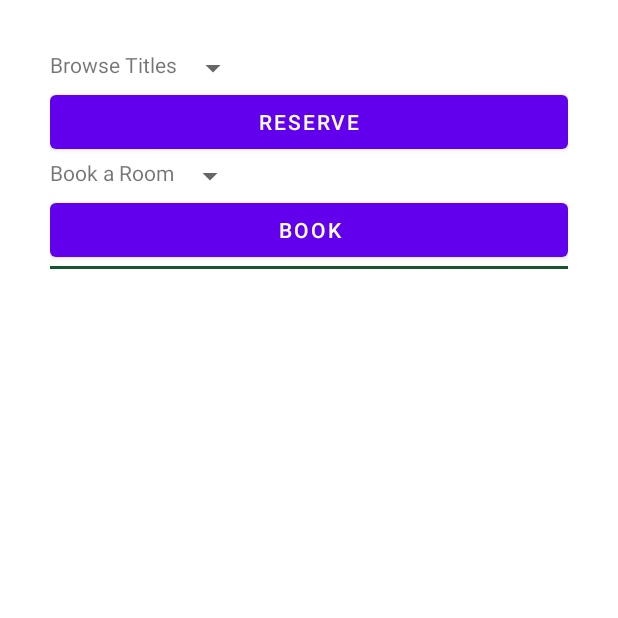
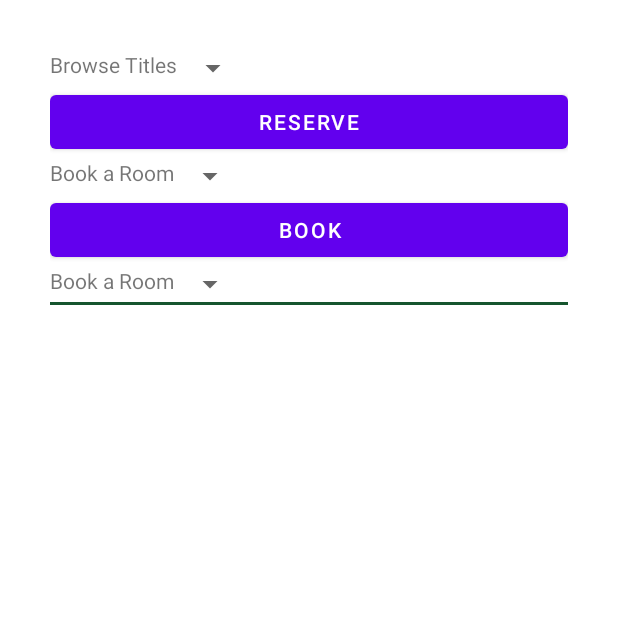
Before and after one commit to McGill-ECSE321-Fall2021/project-group-03, an Android app: the Home screen opened directly, with no data from a screen before it, on a phone screen of 412 x 824 dp, the top half of it. Run offline under Robolectric (Android 15) with nearby library versions, the light colour scheme and no system bars; our stand-ins replace navigation-ui; libraries missing offline, so code that uses them is left out: com.loopj.android, cz.msebera.android; 4 statements that could not run were skipped.

Commit message:
home page added

```diff
--- a/LibraryManagement-Android/app/src/main/java/ca/mcgill/ecse321/librarymanagement/Home.java
+++ b/LibraryManagement-Android/app/src/main/java/ca/mcgill/ecse321/librarymanagement/Home.java
@@ -31,7 +31,13 @@ public class Home extends AppCompatActivity {
     private String error = null;
     // APPEND NEW CONTENT STARTING FROM HERE
     private List<String> titles = new ArrayList<>();
+    private List<String> rooms = new ArrayList<>();
+
     private ArrayAdapter<String> titleAdapter;
+    private ArrayAdapter<String> roomAdapter;
+
+    private String userId;
+
 
     private void refreshErrorMessage(){
         // set the error message
@@ -61,6 +67,31 @@ public class Home extends AppCompatActivity {
         Spinner titlesSpinner = (Spinner) findViewById(R.id.titles_spinner);
         titleAdapter = new ArrayAdapter<String>(this, android.R.layout.simple_spinner_dropdown_item, titles);
         titlesSpinner.setAdapter(titleAdapter);
+
+        // create library opening hours every single day
+//        for (int day = 7 ; day < 29 ; day++) {
+//            RequestParams paramsLibOpeningHour = new RequestParams();
+//            String startHour = "8";
+//            paramsLibOpeningHour.put("startMin", 0);
+//            paramsLibOpeningHour.put("endMin", 0);
+//            paramsLibOpeningHour.put("endHour", 17);
+//            paramsLibOpeningHour.put("year", 2021);
+//            paramsLibOpeningHour.put("month", 12);
+//            paramsLibOpeningHour.put("day", day);
+//            HttpUtils.post("libraryTimeslots/create/" + startHour, paramsLibOpeningHour, new JsonHttpResponseHandler() {
+//                @Override
+//                public void onSuccess(int statusCode, Header[] headers, JSONArray response) {
+//                    super.onSuccess(statusCode, headers, response);
+//
+//                }
+//
+//                @Override
+//                public void onFailure(int statusCode, Header[] headers, String responseString, Throwable throwable) {
+//                    super.onFailure(statusCode, headers, responseString, throwable);
+//
+//                }
+//            });
+//        }
 
         // reserve button
         Button reserveBtn = (Button) findViewById(R.id.reserve_button);
@@ -116,6 +147,160 @@ public class Home extends AppCompatActivity {
                     }
 
                 });
+
+        // load in the rooms from the database
+        Spinner roomsSpinner = (Spinner) findViewById(R.id.rooms_spinner);
+        roomAdapter = new ArrayAdapter<String>(this, android.R.layout.simple_spinner_dropdown_item, rooms);
+        roomsSpinner.setAdapter(roomAdapter);
+        String urlGetRooms = "rooms/get";
+        RequestParams paramsRoom = new RequestParams();
+
+        HttpUtils.get(urlGetRooms, paramsRoom, new JsonHttpResponseHandler(){
+            @Override
+            public void onSuccess(int statusCode, Header[] headers, JSONArray responseBody) {
+                // load in the titles from the database into the spinner
+                for (int i = 0 ; i < responseBody.length() ; i++){
+                    try {
+                        String roomType = responseBody.getJSONObject(i).getString("roomType");
+                        String roomId = responseBody.getJSONObject(i).getString("roomId");
+                        String capacity = responseBody.getJSONObject(i).getString("capacity");
+
+                        roomAdapter.add("Type: " + roomType + ", Capacity: " + capacity + ", Id: " + roomId);
+
+                    } catch (JSONException e) {
+                        e.printStackTrace();
+                    }
+                }
+            }
+
+            @Override
+            public void onFailure(int statusCode, Header[] headers, String responseString, Throwable throwable) {
+                super.onFailure(statusCode, headers, responseString, throwable);
+            }
+        });
+
+
+
+        // get book room button
+        Button bookRoomBtn = (Button) findViewById(R.id.book_room_button);
+
+        bookRoomBtn.setOnClickListener(
+            new View.OnClickListener() {
+                public void onClick(View view) {
+                    // book a room
+
+                    // get name of the room we want to book
+                    String roomInfo = roomsSpinner.getSelectedItem().toString();
+
+                    // parse room info
+                    String[] infoParsed = roomInfo.split(",");
+                    String roomId = infoParsed[2].split(":")[1].replaceAll(" ","");
+
+
+                    String urlBookRoom = "roomReservations/create/" + roomId;
+                    RequestParams paramsBookRoom = new RequestParams();
+
+                    // get userid
+                    HttpUtils.get("clients/get", new RequestParams(), new JsonHttpResponseHandler(){
+                        @Override
+                        public void onSuccess(int statusCode, Header[] headers, JSONArray response) {
+                            super.onSuccess(statusCode, headers, response);
+                            for (int i = 0 ; i < response.length() ; i++){
+                                try {
+                                    String username = response.getJSONObject(i).getString("username");
+                                    String ID = response.getJSONObject(i).getString("userId");
+
+                                    if (username.equals(Login.USERNAME)){
+                                        userId = ID;
+                                        break;
+                                    }
+
+                                } catch (JSONException e) {
+                                    e.printStackTrace();
+                                }
+                            }
+                        }
+
+                        @Override
+                        public void onFailure(int statusCode, Header[] headers, String responseString, Throwable throwable) {
+                            super.onFailure(statusCode, headers, responseString, throwable);
+                        }
+                    });
+
+                    final String[] day = new String[1];
+                    final String[] month = new String[1];
+                    final String[] year = new String[1];
+                    final String[] startMin = new String[1];
+                    final String[] startHour = new String[1];
+                    final String[] endHour = new String[1];
+                    final String[] endMin = new String[1];
+
+                    // get next available timeslot
+                    HttpUtils.get("roomReservations/get/" + roomId, new RequestParams(), new JsonHttpResponseHandler(){
+                        @Override
+                        public void onSuccess(int statusCode, Header[] headers, JSONArray response) {
+                            super.onSuccess(statusCode, headers, response);
+                            // retrieve next available timeslot information
+                            try {
+
+                                for (int i = 0 ; i < response.length() ; i++) {
+
+                                    String username = response.getJSONObject(0).getString("username");
+                                    if (username.equals("null")) {
+
+                                        // if the timeslot  is available
+                                        day[0] = response.getJSONObject(i).getString("day");
+                                        month[0] = response.getJSONObject(i).getString("month");
+                                        year[0] = response.getJSONObject(i).getString("year");
+                                        startMin[0] = response.getJSONObject(i).getString("startMin");
+                                        startHour[0] = response.getJSONObject(i).getString("startHour");
+                                        endHour[0] = response.getJSONObject(i).getString("endHour");
+                                        endMin[0] = response.getJSONObject(i).getString("endMin");
+
+                                        break;
+                                    }
+
+                                }
+                            } catch (JSONException e) {
+                                e.printStackTrace();
+                            }
+
+                        }
+
+                        @Override
+                        public void onFailure(int statusCode, Header[] headers, String responseString, Throwable throwable) {
+                            super.onFailure(statusCode, headers, responseString, throwable);
+
+                        }
+                    });
+
+
+
+                    paramsBookRoom.put("userId", userId);
+                    paramsBookRoom.put("startMin", startMin[0]);
+                    paramsBookRoom.put("startHour", startHour[0]);
+                    paramsBookRoom.put("endMin", endMin[0]);
+                    paramsBookRoom.put("endHour", endHour[0]);
+                    paramsBookRoom.put("year", year[0]);
+                    paramsBookRoom.put("month", month[0]);
+                    paramsBookRoom.put("day", day[0]);
+
+                    HttpUtils.post(urlBookRoom, paramsBookRoom, new JsonHttpResponseHandler(){
+                        @Override
+                        public void onSuccess(int statusCode, Header[] headers, JSONArray response) {
+                            super.onSuccess(statusCode, headers, response);
+
+                        }
+
+                        @Override
+                        public void onFailure(int statusCode, Header[] headers, String responseString, Throwable throwable) {
+                            super.onFailure(statusCode, headers, responseString, throwable);
+                        }
+                    });
+
+                }
+            }
+        );
     }
 
 }
--- a/LibraryManagement-Android/app/src/main/res/layout/home_page_client.xml
+++ b/LibraryManagement-Android/app/src/main/res/layout/home_page_client.xml
@@ -113,6 +113,22 @@
                     android:id="@+id/book_room_button"
                     />
             </LinearLayout>
+            <LinearLayout
+                android:layout_width="match_parent"
+                android:layout_height="wrap_content"
+                android:orientation="horizontal">
+
+                <TextView
+                    android:layout_width="wrap_content"
+                    android:layout_height="wrap_content"
+                    android:text="Book a Room" />
+
+                <Spinner
+                    android:id="@+id/opening_hours_spinner"
+                    android:layout_width="wrap_content"
+                    android:layout_height="wrap_content"
+                    android:layout_gravity="end" />
+            </LinearLayout>
         </LinearLayout>
 
         <View
```
